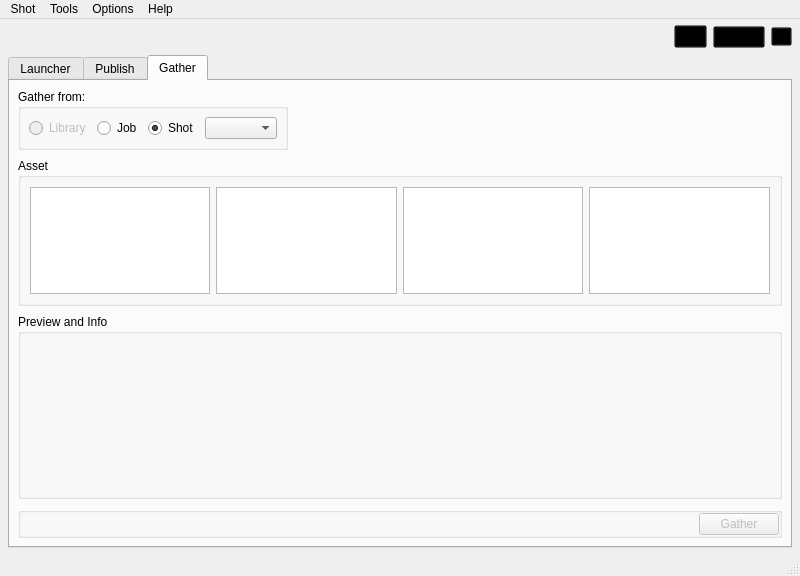
mjbonnington/icarus-gps, file core/ui/icarus_ui.ui: the form before one commit.
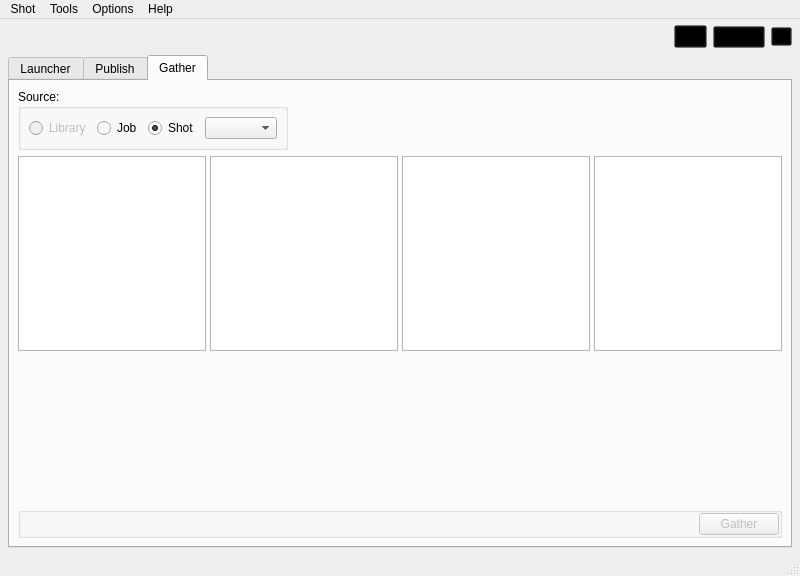
The form after the commit. The open tabs and pages were chosen to show the change. Icons and pictures are not drawn.

Diff of the .ui file:
```diff
--- a/core/ui/icarus_ui.ui
+++ b/core/ui/icarus_ui.ui
@@ -2358,9 +2358,6 @@
         <string>Gather</string>
        </attribute>
        <layout class="QVBoxLayout" name="gatherTab_verticalLayout">
-        <property name="spacing">
-         <number>8</number>
-        </property>
         <property name="margin">
          <number>8</number>
         </property>
@@ -2394,7 +2391,7 @@
               </sizepolicy>
              </property>
              <property name="title">
-              <string>Gather from:</string>
+              <string>Source:</string>
              </property>
              <layout class="QHBoxLayout" name="gatherFrom_horizontalLayout">
               <property name="margin">
@@ -2480,14 +2477,17 @@
          </widget>
         </item>
         <item>
-         <widget class="QGroupBox" name="gatherAsset_groupBox">
+         <widget class="QFrame" name="assetBrowser_frame">
           <property name="enabled">
            <bool>true</bool>
           </property>
-          <property name="title">
-           <string>Asset</string>
-          </property>
-          <layout class="QHBoxLayout" name="horizontalLayout_13">
+          <layout class="QHBoxLayout" name="assetBrowser_columnView_horizontalLayout">
+           <property name="spacing">
+            <number>4</number>
+           </property>
+           <property name="margin">
+            <number>0</number>
+           </property>
            <item>
             <widget class="QListWidget" name="assetType_listWidget">
              <property name="frameShape">
@@ -2500,15 +2500,9 @@
            </item>
            <item>
             <widget class="QListWidget" name="assetName_listWidget">
-             <property name="layoutDirection">
-              <enum>Qt::LeftToRight</enum>
-             </property>
              <property name="frameShape">
               <enum>QFrame::StyledPanel</enum>
              </property>
-             <property name="frameShadow">
-              <enum>QFrame::Raised</enum>
-             </property>
              <property name="alternatingRowColors">
               <bool>false</bool>
              </property>
@@ -2519,15 +2513,9 @@
              <property name="enabled">
               <bool>true</bool>
              </property>
-             <property name="layoutDirection">
-              <enum>Qt::LeftToRight</enum>
-             </property>
              <property name="frameShape">
               <enum>QFrame::StyledPanel</enum>
              </property>
-             <property name="frameShadow">
-              <enum>QFrame::Raised</enum>
-             </property>
              <property name="alternatingRowColors">
               <bool>false</bool>
              </property>
@@ -2554,17 +2542,11 @@
          </widget>
         </item>
         <item>
-         <widget class="QGroupBox" name="previewAndInfo_groupBox">
-          <property name="sizePolicy">
-           <sizepolicy hsizetype="Preferred" vsizetype="Maximum">
-            <horstretch>0</horstretch>
-            <verstretch>0</verstretch>
-           </sizepolicy>
-          </property>
-          <property name="title">
-           <string>Preview and Info</string>
-          </property>
-          <layout class="QHBoxLayout" name="horizontalLayout_15">
+         <widget class="QFrame" name="assetInfo_frame">
+          <layout class="QHBoxLayout" name="assetInfo_horizontalLayout">
+           <property name="margin">
+            <number>0</number>
+           </property>
            <item>
             <widget class="QLabel" name="gatherImgPreview_label">
              <property name="sizePolicy">
@@ -2595,190 +2577,30 @@
            </item>
            <item>
             <widget class="QTextEdit" name="gatherInfo_textEdit">
+             <property name="sizePolicy">
+              <sizepolicy hsizetype="Expanding" vsizetype="Fixed">
+               <horstretch>0</horstretch>
+               <verstretch>0</verstretch>
+              </sizepolicy>
+             </property>
+             <property name="minimumSize">
+              <size>
+               <width>0</width>
+               <height>144</height>
+              </size>
+             </property>
              <property name="maximumSize">
               <size>
                <width>16777215</width>
                <height>144</height>
               </size>
              </property>
-             <property name="palette">
-              <palette>
-               <active>
-                <colorrole role="WindowText">
-                 <brush brushstyle="SolidPattern">
-                  <color alpha="255">
-                   <red>204</red>
-                   <green>204</green>
-                   <blue>204</blue>
-                  </color>
-                 </brush>
-                </colorrole>
-                <colorrole role="Button">
-                 <brush brushstyle="SolidPattern">
-                  <color alpha="0">
-                   <red>0</red>
-                   <green>0</green>
-                   <blue>0</blue>
-                  </color>
-                 </brush>
-                </colorrole>
-                <colorrole role="Text">
-                 <brush brushstyle="SolidPattern">
-                  <color alpha="255">
-                   <red>204</red>
-                   <green>204</green>
-                   <blue>204</blue>
-                  </color>
-                 </brush>
-                </colorrole>
-                <colorrole role="ButtonText">
-                 <brush brushstyle="SolidPattern">
-                  <color alpha="255">
-                   <red>204</red>
-                   <green>204</green>
-                   <blue>204</blue>
-                  </color>
-                 </brush>
-                </colorrole>
-                <colorrole role="Base">
-                 <brush brushstyle="NoBrush">
-                  <color alpha="255">
-                   <red>0</red>
-                   <green>0</green>
-                   <blue>0</blue>
-                  </color>
-                 </brush>
-                </colorrole>
-                <colorrole role="Window">
-                 <brush brushstyle="SolidPattern">
-                  <color alpha="0">
-                   <red>0</red>
-                   <green>0</green>
-                   <blue>0</blue>
-                  </color>
-                 </brush>
-                </colorrole>
-               </active>
-               <inactive>
-                <colorrole role="WindowText">
-                 <brush brushstyle="SolidPattern">
-                  <color alpha="255">
-                   <red>204</red>
-                   <green>204</green>
-                   <blue>204</blue>
-                  </color>
-                 </brush>
-                </colorrole>
-                <colorrole role="Button">
-                 <brush brushstyle="SolidPattern">
-                  <color alpha="0">
-                   <red>0</red>
-                   <green>0</green>
-                   <blue>0</blue>
-                  </color>
-                 </brush>
-                </colorrole>
-                <colorrole role="Text">
-                 <brush brushstyle="SolidPattern">
-                  <color alpha="255">
-                   <red>204</red>
-                   <green>204</green>
-                   <blue>204</blue>
-                  </color>
-                 </brush>
-                </colorrole>
-                <colorrole role="ButtonText">
-                 <brush brushstyle="SolidPattern">
-                  <color alpha="255">
-                   <red>204</red>
-                   <green>204</green>
-                   <blue>204</blue>
-                  </color>
-                 </brush>
-                </colorrole>
-                <colorrole role="Base">
-                 <brush brushstyle="NoBrush">
-                  <color alpha="255">
-                   <red>0</red>
-                   <green>0</green>
-                   <blue>0</blue>
-                  </color>
-                 </brush>
-                </colorrole>
-                <colorrole role="Window">
-                 <brush brushstyle="SolidPattern">
-                  <color alpha="0">
-                   <red>0</red>
-                   <green>0</green>
-                   <blue>0</blue>
-                  </color>
-                 </brush>
-                </colorrole>
-               </inactive>
-               <disabled>
-                <colorrole role="WindowText">
-                 <brush brushstyle="SolidPattern">
-                  <color alpha="255">
-                   <red>102</red>
-                   <green>102</green>
-                   <blue>102</blue>
-                  </color>
-                 </brush>
-                </colorrole>
-                <colorrole role="Button">
-                 <brush brushstyle="SolidPattern">
-                  <color alpha="0">
-                   <red>0</red>
-                   <green>0</green>
-                   <blue>0</blue>
-                  </color>
-                 </brush>
-                </colorrole>
-                <colorrole role="Text">
-                 <brush brushstyle="SolidPattern">
-                  <color alpha="255">
-                   <red>102</red>
-                   <green>102</green>
-                   <blue>102</blue>
-                  </color>
-                 </brush>
-                </colorrole>
-                <colorrole role="ButtonText">
-                 <brush brushstyle="SolidPattern">
-                  <color alpha="255">
-                   <red>102</red>
-                   <green>102</green>
-                   <blue>102</blue>
-                  </color>
-                 </brush>
-                </colorrole>
-                <colorrole role="Base">
-                 <brush brushstyle="NoBrush">
-                  <color alpha="255">
-                   <red>0</red>
-                   <green>0</green>
-                   <blue>0</blue>
-                  </color>
-                 </brush>
-                </colorrole>
-                <colorrole role="Window">
-                 <brush brushstyle="SolidPattern">
-                  <color alpha="0">
-                   <red>0</red>
-                   <green>0</green>
-                   <blue>0</blue>
-                  </color>
-                 </brush>
-                </colorrole>
-               </disabled>
-              </palette>
-             </property>
              <property name="styleSheet">
-              <string notr="true">QTextEdit, QPlainTextEdit, QListView {
+              <string notr="true">QTextEdit, QPlainTextEdit {
 	background: transparent;
 	border-color: transparent;
-}
-</string>
+	border: 0;
+}</string>
              </property>
              <property name="frameShape">
               <enum>QFrame::NoFrame</enum>
@@ -2789,13 +2611,6 @@
              <property name="readOnly">
               <bool>true</bool>
              </property>
-             <property name="html">
-              <string>&lt;!DOCTYPE HTML PUBLIC &quot;-//W3C//DTD HTML 4.0//EN&quot; &quot;http://www.w3.org/TR/REC-html40/strict.dtd&quot;&gt;
-&lt;html&gt;&lt;head&gt;&lt;meta name=&quot;qrichtext&quot; content=&quot;1&quot; /&gt;&lt;style type=&quot;text/css&quot;&gt;
-p, li { white-space: pre-wrap; }
-&lt;/style&gt;&lt;/head&gt;&lt;body style=&quot; font-family:'MS Shell Dlg 2'; font-size:8.25pt; font-weight:400; font-style:normal;&quot;&gt;
-&lt;p style=&quot; margin-top:0px; margin-bottom:0px; margin-left:0px; margin-right:0px; -qt-block-indent:0; text-indent:0px;&quot;&gt;&lt;span style=&quot; font-family:'Helvetica'; font-size:11pt;&quot;&gt;&lt;br /&gt;&lt;/span&gt;&lt;/p&gt;&lt;/body&gt;&lt;/html&gt;</string>
-             </property>
             </widget>
            </item>
           </layout>
```
Left out of the diff: 40 changed lines with no effect on the pictures.
